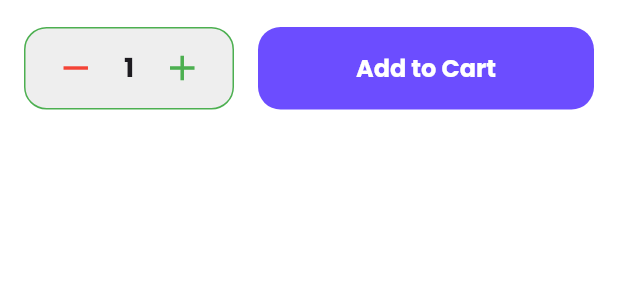
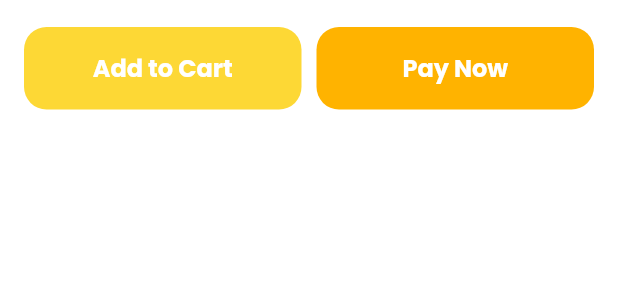
Before and after one commit to ChakavalTR/Flutter_Ecommerce_App, a Flutter app: the BottomnavigationBarWidget widget shown alone on an empty page, opened directly, on a phone screen of 412 x 824 dp. Shown: the top 300 px of the screen. Run offline on Flutter 3.47's test engine with Material 3 defaults, Android fonts, the phone set to English and light mode, and no system bars; our stand-ins replace cached_network_image, dio, flutter_dotenv, get, google_fonts, lottie and 2 more; missing offline and left inert: gal; accounts and stored records are empty; network calls fail.

Commit message:
more on detail view + product_image

```diff
--- a/lib/data/models/product_model.dart
+++ b/lib/data/models/product_model.dart
@@ -11,6 +11,7 @@ class ProductModel {
   final int stock;
   final double rating;
   final bool isFlashSale;
+  final List<String> images;
 
   ProductModel({
     required this.id,
@@ -25,6 +26,7 @@ class ProductModel {
     required this.stock,
     required this.rating,
     this.isFlashSale = false,
+    required this.images,
   });
 
   factory ProductModel.fromJson(Map<String, dynamic> json) {
@@ -45,6 +47,9 @@ class ProductModel {
       stock: json['stock'] ?? 0,
       rating: (json['rating'] as num?)?.toDouble() ?? 0.0,
       isFlashSale: json['is_flash_sale'] ?? false,
+      images: json['images'] == null
+          ? [json['image']]
+          : List<String>.from(json['images']),
     );
   }
 }
--- a/lib/modules/detail/widgets/bottomNavigation_bar_widget.dart
+++ b/lib/modules/detail/widgets/bottomNavigation_bar_widget.dart
@@ -16,53 +16,13 @@ class BottomnavigationBarWidget extends GetView<DetailController> {
         padding: const EdgeInsets.only(left: 16, right: 16, bottom: 10),
         child: Row(
           children: [
-            Container(
-              width: 140,
-              height: 55,
-              decoration: BoxDecoration(
-                color: Colors.grey[200],
-                borderRadius: BorderRadius.circular(15),
-                border: Border.all(color: Colors.green, width: 1),
-              ),
-              child: Row(
-                mainAxisAlignment: MainAxisAlignment.center,
-                children: [
-                  IconButton(
-                    onPressed: () {
-                      if (controller.quantity.value > 1) {
-                        controller.quantity.value--;
-                      }
-                    },
-                    icon: Icon(Icons.remove, color: Colors.red, size: 28),
-                  ),
-                  SizedBox(width: 8),
-                  Obx(() {
-                    return Text(
-                      controller.quantity.value.toString(),
-                      style: TextStyle(
-                        fontSize: 18,
-                        fontWeight: FontWeight.bold,
-                      ),
-                    );
-                  }),
-                  SizedBox(width: 8),
-                  IconButton(
-                    onPressed: () {
-                      controller.quantity.value++;
-                    },
-                    icon: Icon(Icons.add, color: Colors.green, size: 28),
-                  ),
-                ],
-              ),
-            ),
-            SizedBox(width: 16),
             Expanded(
               child: SizedBox(
                 height: 55,
                 child: ElevatedButton(
                   onPressed: () {},
                   style: ElevatedButton.styleFrom(
-                    backgroundColor: AppTheme.primary,
+                    backgroundColor: Colors.yellow[600],
                     shape: RoundedRectangleBorder(
                       borderRadius: BorderRadius.circular(15),
                     ),
@@ -78,6 +38,69 @@ class BottomnavigationBarWidget extends GetView<DetailController> {
                 ),
               ),
             ),
+            SizedBox(width: 10),
+            Expanded(
+              child: SizedBox(
+                height: 55,
+                child: ElevatedButton(
+                  onPressed: () {},
+                  style: ElevatedButton.styleFrom(
+                    backgroundColor: Colors.amber[600],
+                    shape: RoundedRectangleBorder(
+                      borderRadius: BorderRadius.circular(15),
+                    ),
+                    padding: const EdgeInsets.symmetric(
+                      horizontal: 20,
+                      vertical: 15,
+                    ),
+                  ),
+                  child: Text(
+                    'Pay Now',
+                    style: TextStyle(fontSize: 16, fontWeight: FontWeight.bold),
+                  ),
+                ),
+              ),
+            ),
+
+            // Container(
+            //   width: 140,
+            //   height: 55,
+            //   decoration: BoxDecoration(
+            //     color: Colors.grey[200],
+            //     borderRadius: BorderRadius.circular(15),
+            //     border: Border.all(color: Colors.green, width: 1),
+            //   ),
+            //   child: Row(
+            //     mainAxisAlignment: MainAxisAlignment.center,
+            //     children: [
+            //       IconButton(
+            //         onPressed: () {
+            //           if (controller.quantity.value > 1) {
+            //             controller.quantity.value--;
+            //           }
+            //         },
+            //         icon: Icon(Icons.remove, color: Colors.red, size: 28),
+            //       ),
+            //       SizedBox(width: 8),
+            //       Obx(() {
+            //         return Text(
+            //           controller.quantity.value.toString(),
+            //           style: TextStyle(
+            //             fontSize: 18,
+            //             fontWeight: FontWeight.bold,
+            //           ),
+            //         );
+            //       }),
+            //       SizedBox(width: 8),
+            //       IconButton(
+            //         onPressed: () {
+            //           controller.quantity.value++;
+            //         },
+            //         icon: Icon(Icons.add, color: Colors.green, size: 28),
+            //       ),
+            //     ],
+            //   ),
+            // ),
           ],
         ),
       ),
--- a/lib/modules/home/widgets/flash_sale_widget.dart
+++ b/lib/modules/home/widgets/flash_sale_widget.dart
@@ -99,6 +99,7 @@ class FlashSaleWidget extends GetView<HomeController> {
                           stock: product.stock,
                           rating: product.rating,
                           isFlashSale: true,
+                          images: product.images,
                         ),
                       );
                     },
```
Also changed, not shown: lib/modules/detail/controller/detail_controller.dart (+10 -0 lines), lib/modules/detail/view/detail_view.dart (+55 -6 lines), lib/modules/detail/view/image_preview_view.dart (+41 -9 lines).
